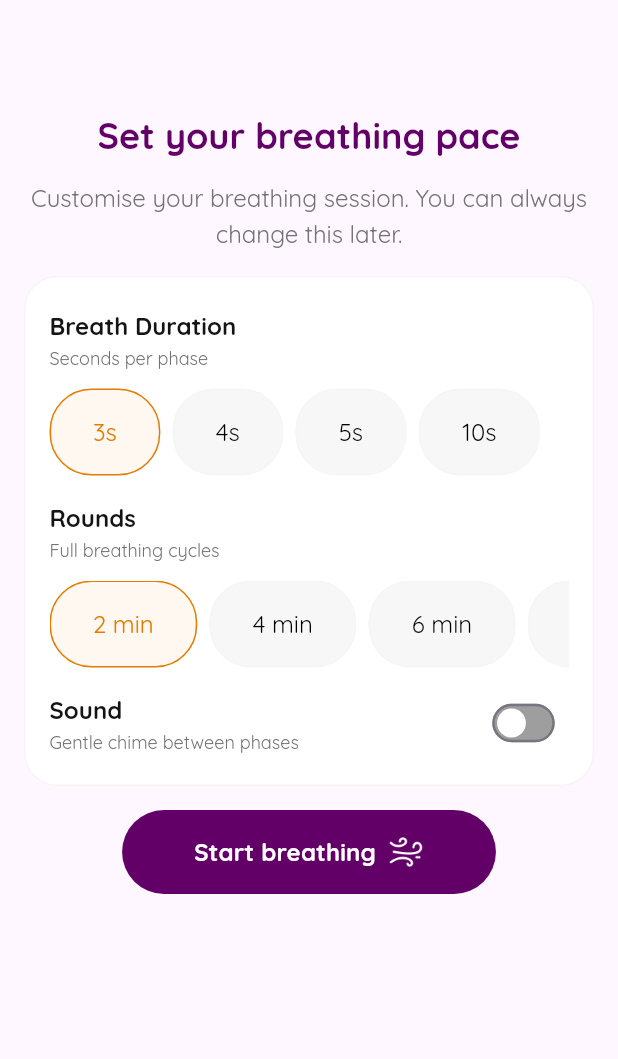
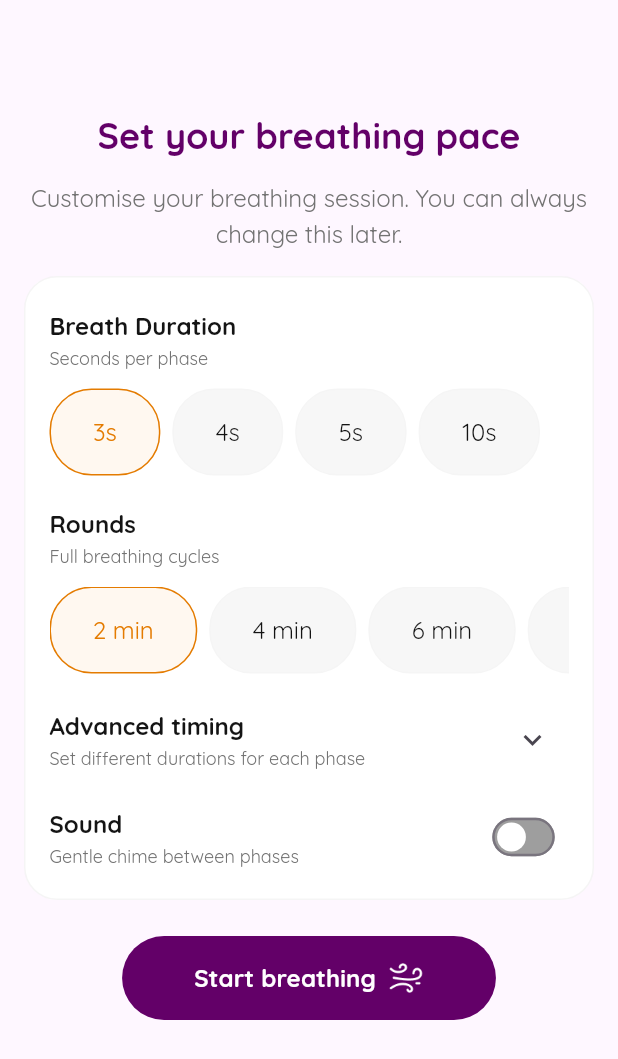
Before and after one commit to sharmadhiraj/Breathing-App, a Flutter app: the screen it shows after launch, on a phone screen of 412 x 824 dp. Shown: the top 1059 px of the screen. Run offline on Flutter 3.47's test engine with Material 3 defaults, Android fonts, the phone set to English and light mode, and no system bars.

Commit message:
Add advanced settings panel

```diff
--- a/analysis_options.yaml
+++ b/analysis_options.yaml
@@ -3,3 +3,5 @@ include: package:flutter_lints/flutter.yaml
 linter:
   rules:
     - avoid_redundant_argument_values
+    - prefer_const_declarations
+    - prefer_const_constructors
--- a/lib/core/theme.dart
+++ b/lib/core/theme.dart
@@ -3,9 +3,19 @@ import 'package:flutter/material.dart';
 class AppTheme {
   static const primaryColor = Color(0xFF630068);
 
+  static const surfacePrimary = Color(0xFFF7F7F7);
+  static const surfaceSecondary = Color(0xFFFFF8F0);
+
+  static const borderPrimary = Color(0xFFF5F5F5);
+  static const borderAccent = Color(0xFFE47B00);
+
+  static const textPrimary = Color(0xFF141414);
+  static const textSecondary = Color(0XFF737373);
+  static const textAccent = Color(0xFFE47B00);
+
   static final ThemeData theme = ThemeData(
     primaryColor: primaryColor,
-    fontFamily: 'Quicksand',
+    fontFamily: "Quicksand",
     textTheme: const TextTheme(
       bodyMedium: TextStyle(fontSize: 16),
       titleLarge: TextStyle(fontWeight: FontWeight.bold, fontSize: 24),
--- a/lib/core/widgets/option_chips.dart
+++ b/lib/core/widgets/option_chips.dart
@@ -1,3 +1,4 @@
+import 'package:breathing_app/core/theme.dart';
 import 'package:flutter/material.dart';
 
 class OptionChips extends StatefulWidget {
@@ -58,13 +59,6 @@ class _OptionChip extends StatelessWidget {
   final bool isSelected;
   final VoidCallback onTap;
 
-  static const Color selectedBg = Color(0xFFFFF8F0);
-  static const Color unselectedBg = Color(0xFFF7F7F7);
-  static const Color selectedBorder = Color(0xFFE47B00);
-  static const Color unselectedBorder = Color(0xFFF5F5F5);
-  static const Color selectedText = Color(0xFFE47B00);
-  static const Color unselectedText = Colors.black;
-
   const _OptionChip({
     required this.label,
     required this.isSelected,
@@ -78,9 +72,11 @@ class _OptionChip extends StatelessWidget {
       child: Container(
         padding: const EdgeInsets.symmetric(horizontal: 28, vertical: 16),
         decoration: BoxDecoration(
-          color: isSelected ? selectedBg : unselectedBg,
+          color: isSelected
+              ? AppTheme.surfaceSecondary
+              : AppTheme.surfacePrimary,
           border: Border.all(
-            color: isSelected ? selectedBorder : unselectedBorder,
+            color: isSelected ? AppTheme.borderAccent : AppTheme.borderPrimary,
           ),
           borderRadius: BorderRadius.circular(28),
         ),
@@ -89,7 +85,7 @@ class _OptionChip extends StatelessWidget {
           label,
           style: TextStyle(
             fontWeight: FontWeight.w500,
-            color: isSelected ? selectedText : unselectedText,
+            color: isSelected ? AppTheme.textAccent : AppTheme.textPrimary,
             height: 1.5,
             letterSpacing: 0,
           ),
--- a/lib/modules/breathing/widgets/settings_tile_subtitle.dart
+++ b/lib/core/widgets/settings_tile_subtitle.dart
@@ -1,3 +1,4 @@
+import 'package:breathing_app/core/theme.dart';
 import 'package:flutter/material.dart';
 
 class SettingsTileSubtitle extends StatelessWidget {
@@ -14,7 +15,7 @@ class SettingsTileSubtitle extends StatelessWidget {
         fontSize: 12,
         height: 1.5,
         letterSpacing: 0,
-        color: Color(0xFF737373),
+        color: AppTheme.textSecondary,
       ),
     );
   }
--- a/lib/modules/breathing/widgets/settings_tile_title.dart
+++ b/lib/core/widgets/settings_tile_title.dart
@@ -1,3 +1,4 @@
+import 'package:breathing_app/core/theme.dart';
 import 'package:flutter/material.dart';
 
 class SettingsTileTitle extends StatelessWidget {
@@ -14,7 +15,7 @@ class SettingsTileTitle extends StatelessWidget {
         fontSize: 16,
         height: 1.5,
         letterSpacing: 0,
-        color: Color(0xFF141414),
+        color: AppTheme.textPrimary,
       ),
     );
   }
--- a/lib/main.dart
+++ b/lib/main.dart
@@ -14,7 +14,7 @@ class BreathingApp extends StatelessWidget {
     return MaterialApp(
       title: "Breathing App",
       theme: AppTheme.theme,
-      home: BreathingSetupScreen(),
+      home: const BreathingSetupScreen(),
     );
   }
 }
--- a/lib/modules/breathing/screens/setup.dart
+++ b/lib/modules/breathing/screens/setup.dart
@@ -1,8 +1,6 @@
 import 'package:breathing_app/core/theme.dart';
 import 'package:breathing_app/core/widgets/button.dart';
-import 'package:breathing_app/core/widgets/option_chips.dart';
-import 'package:breathing_app/modules/breathing/widgets/settings_tile_subtitle.dart';
-import 'package:breathing_app/modules/breathing/widgets/settings_tile_title.dart';
+import 'package:breathing_app/modules/breathing/widgets/settings_panel.dart';
 import 'package:flutter/material.dart';
 
 class BreathingSetupScreen extends StatelessWidget {
@@ -23,21 +21,19 @@ class BreathingSetupScreen extends StatelessWidget {
         padding: const EdgeInsets.all(16),
         children: [
           _buildTitle(),
-          SizedBox(height: 12),
+          const SizedBox(height: 12),
           _buildLabel(),
-          SizedBox(height: 16),
-          _buildSettingsPanel(),
-          SizedBox(height: 16),
-          Align(
-            child: AppButton(text: "Start breathing", onPressed: () {}),
-          ),
+          const SizedBox(height: 16),
+          const BreathingSettingsPanel(),
+          const SizedBox(height: 24),
+          _buildButton(),
         ],
       ),
     );
   }
 
   Widget _buildTitle() {
-    return Text(
+    return const Text(
       "Set your breathing pace",
       textAlign: TextAlign.center,
       style: TextStyle(
@@ -51,95 +47,20 @@ class BreathingSetupScreen extends StatelessWidget {
   }
 
   Widget _buildLabel() {
-    return Text(
+    return const Text(
       "Customise your breathing session. You can always change this later.",
       textAlign: TextAlign.center,
-      style: TextStyle(height: 1.5, letterSpacing: 0, color: Color(0XFF737373)),
-    );
-  }
-
-  Widget _buildSettingsPanel() {
-    return Container(
-      padding: EdgeInsets.symmetric(vertical: 20, horizontal: 16),
-      decoration: BoxDecoration(
-        color: Colors.white,
-        borderRadius: BorderRadius.circular(22),
-        border: Border.all(color: const Color(0x0A000000)),
-      ),
-      child: Column(
-        mainAxisSize: MainAxisSize.min,
-        crossAxisAlignment: CrossAxisAlignment.start,
-        children: [
-          _buildBreathDurationSection(),
-          SizedBox(height: 16),
-          _buildRoundsSection(),
-          SizedBox(height: 16),
-          _buildSoundSection(),
-        ],
+      style: TextStyle(
+        height: 1.5,
+        letterSpacing: 0,
+        color: AppTheme.textSecondary,
       ),
     );
   }
 
-  Widget _buildBreathDurationSection() {
-    return Column(
-      crossAxisAlignment: CrossAxisAlignment.start,
-      mainAxisSize: MainAxisSize.min,
-      children: [
-        SettingsTileTitle(title: "Breath Duration"),
-        SettingsTileSubtitle(title: "Seconds per phase"),
-        SizedBox(height: 12),
-        OptionChips(
-          options: [3, 4, 5, 10],
-          onChanged: (value) {},
-          formatLabel: (value) => "${value}s",
-        ),
-      ],
-    );
-  }
-
-  Widget _buildRoundsSection() {
-    return Column(
-      crossAxisAlignment: CrossAxisAlignment.start,
-      mainAxisSize: MainAxisSize.min,
-      children: [
-        SettingsTileTitle(title: "Rounds"),
-        SettingsTileSubtitle(title: "Full breathing cycles"),
-        SizedBox(height: 12),
-        OptionChips(
-          options: [2, 4, 6, 8, 10],
-          onChanged: (value) {},
-          formatLabel: (value) => "$value min",
-        ),
-      ],
-    );
-  }
-
-  Widget _buildSoundSection() {
-    return Row(
-      children: [
-        Expanded(
-          child: Column(
-            crossAxisAlignment: CrossAxisAlignment.start,
-            mainAxisSize: MainAxisSize.min,
-            children: [
-              SettingsTileTitle(title: "Sound"),
-              SettingsTileSubtitle(title: "Gentle chime between phases"),
-            ],
-          ),
-        ),
-        Transform.scale(
-          scale: 0.8,
-          child: Switch(
-            materialTapTargetSize: MaterialTapTargetSize.shrinkWrap,
-            value: false,
-            onChanged: (value) {},
-            activeTrackColor: AppTheme.primaryColor,
-            inactiveTrackColor: Colors.black38,
-            thumbColor: WidgetStateProperty.all(Colors.white),
-            thumbIcon: WidgetStateProperty.all(const Icon(null)),
-          ),
-        ),
-      ],
+  Align _buildButton() {
+    return Align(
+      child: AppButton(text: "Start breathing", onPressed: () {}),
     );
   }
 }
--- /dev/null
+++ b/lib/modules/breathing/widgets/advanced_timing_settings.dart
@@ -0,0 +1,114 @@
+import 'package:breathing_app/core/theme.dart';
+import 'package:breathing_app/core/widgets/number_field.dart';
+import 'package:breathing_app/core/widgets/settings_tile_subtitle.dart';
+import 'package:breathing_app/core/widgets/settings_tile_title.dart';
+import 'package:flutter/material.dart';
+
+class AdvancedTimingSettings extends StatefulWidget {
+  const AdvancedTimingSettings({super.key});
+
+  @override
+  State<AdvancedTimingSettings> createState() => _AdvancedTimingSettingsState();
+}
+
+class _AdvancedTimingSettingsState extends State<AdvancedTimingSettings>
+    with TickerProviderStateMixin {
+  bool isExpanded = false;
+
+  void _toggle() {
+    setState(() => isExpanded = !isExpanded);
+  }
+
+  @override
+  Widget build(BuildContext context) {
+    return AnimatedSize(
+      duration: const Duration(milliseconds: 300),
+      curve: Curves.easeInOut,
+      child: Column(
+        mainAxisSize: MainAxisSize.min,
+        crossAxisAlignment: CrossAxisAlignment.start,
+        children: [
+          _buildHeader(),
+          if (isExpanded) ...[
+            const SizedBox(height: 12),
+            _AdvancedTimingItem(title: "Breathe in", onChanged: (_) {}),
+            _AdvancedTimingItem(title: "Hold in", onChanged: (_) {}),
+            _AdvancedTimingItem(title: "Breathe out", onChanged: (_) {}),
+            _AdvancedTimingItem(title: "Hold out", onChanged: (_) {}),
+          ],
+        ],
+      ),
+    );
+  }
+
+  Widget _buildHeader() {
+    return Row(
+      children: [
+        const Expanded(
+          child: Column(
+            crossAxisAlignment: CrossAxisAlignment.start,
+            mainAxisSize: MainAxisSize.min,
+            children: [
+              SettingsTileTitle(title: "Advanced timing"),
+              SettingsTileSubtitle(
+                title: "Set different durations for each phase",
+              ),
+            ],
+          ),
+        ),
+        IconButton(
+          onPressed: _toggle,
+          icon: AnimatedRotation(
+            turns: isExpanded ? 0.5 : 0,
+            duration: const Duration(milliseconds: 300),
+            curve: Curves.easeInOut,
+            child: const Icon(Icons.keyboard_arrow_down),
+          ),
+        ),
+      ],
+    );
+  }
+}
+
+class _AdvancedTimingItem extends StatelessWidget {
+  const _AdvancedTimingItem({
+    required this.title,
+    this.initialValue,
+    required this.onChanged,
+  });
+
+  final String title;
+  final int? initialValue;
+  final ValueChanged<int> onChanged;
+
+  @override
+  Widget build(BuildContext context) {
+    return Container(
+      margin: const EdgeInsets.symmetric(vertical: 4),
+      padding: const EdgeInsets.all(16),
+      decoration: BoxDecoration(
+        color: AppTheme.surfacePrimary,
+        border: Border.all(color: AppTheme.borderPrimary),
+        borderRadius: BorderRadius.circular(8),
+      ),
+      child: Row(
+        mainAxisAlignment: MainAxisAlignment.center,
+        children: [
+          Expanded(
+            child: Text(
+              title,
+              style: const TextStyle(
+                color: AppTheme.textPrimary,
+                fontWeight: FontWeight.w600,
+                letterSpacing: 0,
+                height: 1.5,
+              ),
+            ),
+          ),
+          const SizedBox(width: 12),
+          NumberField(initialValue: initialValue, onChanged: onChanged),
+        ],
+      ),
+    );
+  }
+}
--- /dev/null
+++ b/lib/modules/breathing/widgets/settings_panel.dart
@@ -0,0 +1,98 @@
+import 'package:breathing_app/core/theme.dart';
+import 'package:breathing_app/core/widgets/option_chips.dart';
+import 'package:breathing_app/core/widgets/settings_tile_subtitle.dart';
+import 'package:breathing_app/core/widgets/settings_tile_title.dart';
+import 'package:breathing_app/modules/breathing/widgets/advanced_timing_settings.dart';
+import 'package:flutter/material.dart';
+
+class BreathingSettingsPanel extends StatelessWidget {
+  const BreathingSettingsPanel({super.key});
+
+  @override
+  Widget build(BuildContext context) {
+    return Container(
+      padding: const EdgeInsets.symmetric(vertical: 20, horizontal: 16),
+      decoration: BoxDecoration(
+        color: Colors.white,
+        borderRadius: BorderRadius.circular(22),
+        border: Border.all(color: const Color(0x0A000000)),
+      ),
+      child: Column(
+        mainAxisSize: MainAxisSize.min,
+        crossAxisAlignment: CrossAxisAlignment.start,
+        children: [
+          _buildBreathDurationSection(),
+          const SizedBox(height: 20),
+          _buildRoundsSection(),
+          const SizedBox(height: 20),
+          const AdvancedTimingSettings(),
+          const SizedBox(height: 20),
+          _buildSoundSection(),
+        ],
+      ),
+    );
+  }
+
+  Widget _buildBreathDurationSection() {
+    return Column(
+      crossAxisAlignment: CrossAxisAlignment.start,
+      mainAxisSize: MainAxisSize.min,
+      children: [
+        const SettingsTileTitle(title: "Breath Duration"),
+        const SettingsTileSubtitle(title: "Seconds per phase"),
+        const SizedBox(height: 12),
+        OptionChips(
+          options: [3, 4, 5, 10],
+          onChanged: (value) {},
+          formatLabel: (value) => "${value}s",
+        ),
+      ],
+    );
+  }
+
+  Widget _buildRoundsSection() {
+    return Column(
+      crossAxisAlignment: CrossAxisAlignment.start,
+      mainAxisSize: MainAxisSize.min,
+      children: [
+        const SettingsTileTitle(title: "Rounds"),
+        const SettingsTileSubtitle(title: "Full breathing cycles"),
+        const SizedBox(height: 12),
+        OptionChips(
+          options: [2, 4, 6, 8, 10],
+          onChanged: (value) {},
+          formatLabel: (value) => "$value min",
+        ),
+      ],
+    );
+  }
+
+  Widget _buildSoundSection() {
+    return Row(
+      children: [
+        const Expanded(
+          child: Column(
+            crossAxisAlignment: CrossAxisAlignment.start,
+            mainAxisSize: MainAxisSize.min,
+            children: [
+              SettingsTileTitle(title: "Sound"),
+              SettingsTileSubtitle(title: "Gentle chime between phases"),
+            ],
+          ),
+        ),
+        Transform.scale(
+          scale: 0.8,
+          child: Switch(
+            materialTapTargetSize: MaterialTapTargetSize.shrinkWrap,
+            value: false,
+            onChanged: (value) {},
+            activeTrackColor: AppTheme.primaryColor,
+            inactiveTrackColor: Colors.black38,
+            thumbColor: WidgetStateProperty.all(Colors.white),
+            thumbIcon: WidgetStateProperty.all(const Icon(null)),
+          ),
+        ),
+      ],
+    );
+  }
+}
```
Also changed, not shown: lib/core/widgets/number_field.dart (added, +95 -0 lines).
